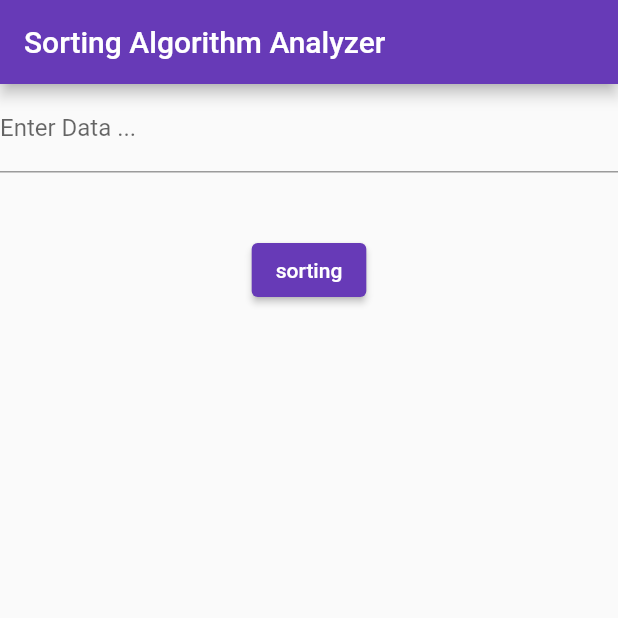
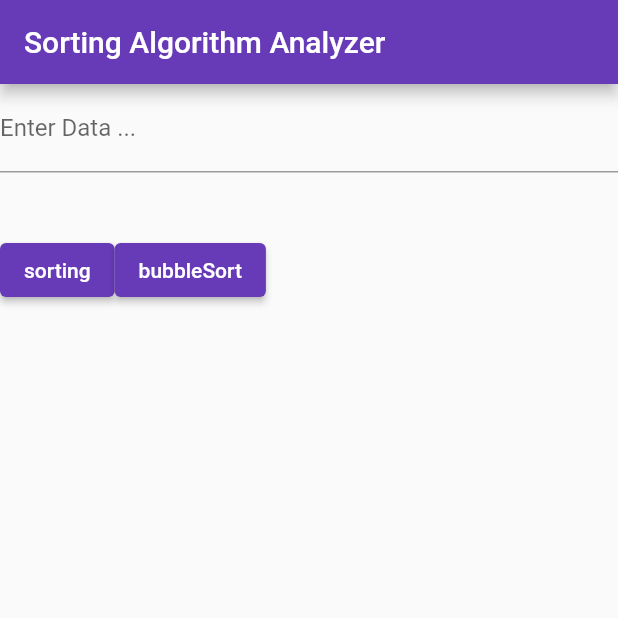
Before and after one commit to OmarHamdann/Flutter_Challenge, a Flutter app: the screen it shows after launch, after a tap on "sorting", on a phone screen of 412 x 824 dp, the top half of it. Run offline on Flutter 3.47's test engine with Material 2 defaults, Android fonts, the phone set to English and light mode, and no system bars.

Commit message:
bubble sort

```diff
--- a/lib/sorting.dart
+++ b/lib/sorting.dart
@@ -10,6 +10,7 @@ class Sort extends StatefulWidget {
 class _SortState extends State<Sort> {
   var data = TextEditingController();
   var intList = [];
+  int time = 0;
 
   @override
   Widget build(BuildContext context) {
@@ -29,19 +30,80 @@ class _SortState extends State<Sort> {
               width: 500,
               height: 100,
             ),
-
+            Center(
+              child: Row(
+                children: [
+                  //////////////////////////////////sort
                   ElevatedButton(
                       onPressed: () {
+                        setState(() {
+                          if (data.text.isEmpty) {
+                            return;
+                          }
 
-                  setState(() {var output = data.text.split(",");
+                          var output = data.text.split(",");
+
                           intList = output.map((element) {
                             return int.parse(element);
                           }).toList();
-                  intList.sort();}); //useEffect
+
+                          intList.sort();
+                        }); //useEffect
                       },
                       child: const Text("sorting")),
                   const SizedBox(height: 23),
-            if (intList.isNotEmpty) Text("Sorting Array : ${intList}")
+                  //////////////////////////////////bubble
+                  ElevatedButton(
+                      onPressed: () {
+                        setState(() {
+                          var output = data.text.split(",");
+
+                          intList = output.map((element) {
+                            return int.parse(element);
+                          }).toList();
+
+                          print(intList);
+
+                          Stopwatch stopwatch1 = Stopwatch()..start();
+
+                          // if(data.text.isEmpty){ return;}
+
+                          for (var i = 0; i < intList.length; i++) {
+                            var swapped = false;
+
+                            for (var j = i + 1; j < intList.length; j++) {
+                              if (intList[i] > intList[j]) {
+                                var tmp = intList[i];
+
+                                intList[i] = intList[j];
+
+                                intList[j] = tmp;
+
+                                swapped = true;
+                              }
+                            }
+
+                            if (!swapped) break;
+                          }
+
+                          int stop = stopwatch1.elapsedMicroseconds;
+
+                          setState(() {
+                            time = stop;
+                          });
+                        }); //useEffect
+                      },
+                      child: const Text("bubbleSort")),
+                  //////////////////////////////////insertion
+
+
+                ],
+              ),
+            ),
+            const SizedBox(height: 23),
+            if (intList.isNotEmpty) Text("Sorting Array : $intList"),
+            const SizedBox(height: 23),
+            if (intList.isNotEmpty) Text("Time : $time"),
           ],
         ),
       ),
```
Lines whose indentation alone changed are shown as unchanged.
